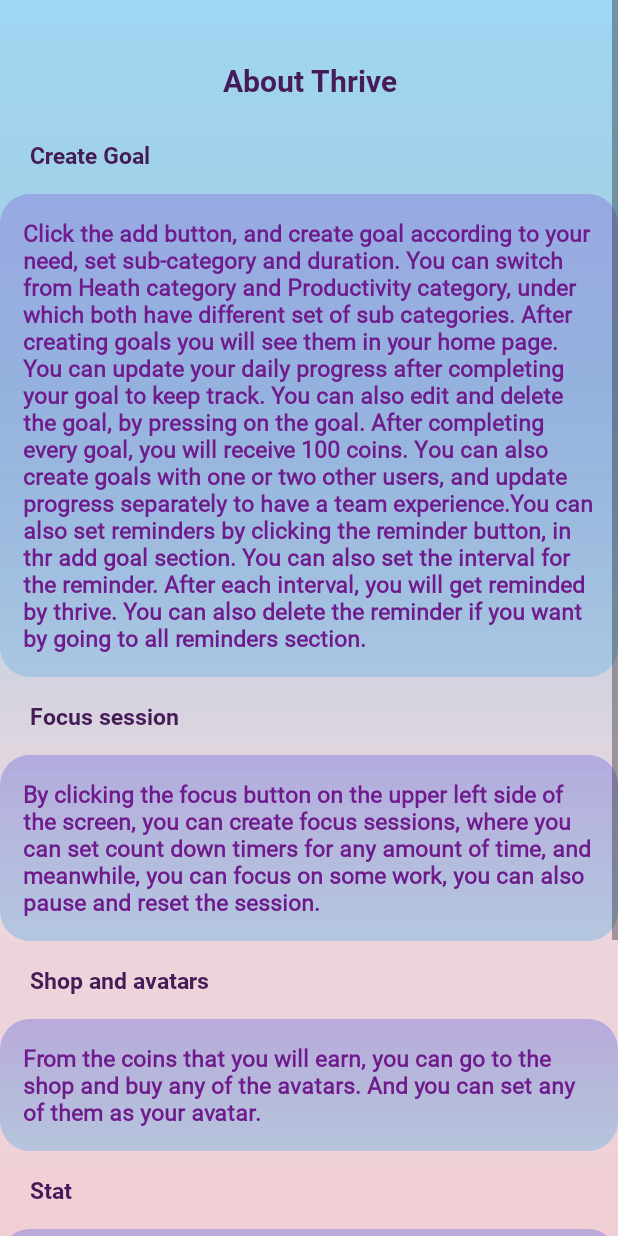
After one commit to Faria-Binte-Kader/Thrive, an Android app: the Help screen opened directly, with no data from a screen before it, on a phone screen of 412 x 824 dp. The commit adds this screen. Run offline under Robolectric (Android 15) with nearby library versions, the phone set to English and light mode, and no system bars.

Commit message:
Help updated

```diff
--- a/app/src/main/AndroidManifest.xml
+++ b/app/src/main/AndroidManifest.xml
@@ -16,7 +16,8 @@
         android:roundIcon="@drawable/logo"
         android:supportsRtl="true"
         android:theme="@style/Theme.Thrive">
-        <activity android:name=".TeamGoalProductivity"></activity>
+        <activity android:name=".Help"></activity>
+        <activity android:name=".TeamGoalProductivity" />
         <activity android:name=".TeamGoalHealth" />
         <activity android:name=".GoalView" />
         <activity android:name=".GoalsUpdate" />
--- /dev/null
+++ b/app/src/main/java/com/example/thrive/Help.java
@@ -0,0 +1,14 @@
+package com.example.thrive;
+
+import androidx.appcompat.app.AppCompatActivity;
+
+import android.os.Bundle;
+
+public class Help extends AppCompatActivity {
+
+    @Override
+    protected void onCreate(Bundle savedInstanceState) {
+        super.onCreate(savedInstanceState);
+        setContentView(R.layout.activity_help);
+    }
+}
--- a/app/src/main/java/com/example/thrive/MainActivity.java
+++ b/app/src/main/java/com/example/thrive/MainActivity.java
@@ -98,6 +98,10 @@
                         if (id == R.id.logout) {
                             startActivity(new Intent(getApplicationContext(), Logout.class));
                         }
+                        if (id == R.id.Help) {
+                            startActivity(new Intent(getApplicationContext(), Help.class));
+                        }
+
                         return true;
                     }
                 });
--- /dev/null
+++ b/app/src/main/res/layout/activity_help.xml
@@ -0,0 +1,149 @@
+<?xml version="1.0" encoding="utf-8"?>
+<ScrollView xmlns:android="http://schemas.android.com/apk/res/android"
+    xmlns:app="http://schemas.android.com/apk/res-auto"
+    xmlns:tools="http://schemas.android.com/tools"
+    android:layout_width="match_parent"
+    android:layout_height="match_parent"
+    android:background="@drawable/light_bg"
+    tools:context=".Help">
+
+    <LinearLayout
+        android:layout_width="match_parent"
+        android:layout_height="wrap_content"
+        android:orientation="vertical">
+
+        <TextView
+            android:layout_marginTop="30dp"
+            android:layout_width="match_parent"
+            android:layout_height="wrap_content"
+            android:text="About Thrive"
+            android:textStyle="bold"
+            android:textAlignment="center"
+            android:fontFamily="@font/roboto_bold"
+            android:textColor="@color/purple_700"
+            android:textSize="20sp"
+            android:padding="10dp"
+            />
+        <TextView
+            android:layout_marginTop="15dp"
+            android:layout_width="match_parent"
+            android:layout_height="wrap_content"
+            android:text="Create Goal"
+            android:textStyle="bold"
+            android:fontFamily="@font/roboto_bold"
+            android:textColor="@color/purple_700"
+            android:textSize="15sp"
+            android:paddingLeft="20dp"
+            />
+
+        <TextView
+            android:background="@drawable/buttonrounded"
+            android:layout_marginTop="15dp"
+            android:layout_width="match_parent"
+            android:layout_height="wrap_content"
+            android:text="@string/create_goal"
+            android:textStyle="bold"
+            android:fontFamily="@font/roboto_regular"
+            android:textColor="@color/purple_500"
+            android:textSize="15sp"
+            android:padding="15dp"
+            />
+        <TextView
+            android:layout_marginTop="15dp"
+            android:layout_width="match_parent"
+            android:layout_height="wrap_content"
+            android:text="Focus session"
+            android:textStyle="bold"
+            android:fontFamily="@font/roboto_bold"
+            android:textColor="@color/purple_700"
+            android:textSize="15sp"
+            android:paddingLeft="20dp"
+            />
+
+        <TextView
+            android:background="@drawable/buttonrounded"
+            android:layout_marginTop="15dp"
+            android:layout_width="match_parent"
+            android:layout_height="wrap_content"
+            android:text="@string/focus_session"
+            android:textStyle="bold"
+            android:fontFamily="@font/roboto_regular"
+            android:textColor="@color/purple_500"
+            android:textSize="15sp"
+            android:padding="15dp"
+            />
+        <TextView
+            android:layout_marginTop="15dp"
+            android:layout_width="match_parent"
+            android:layout_height="wrap_content"
+            android:text="Shop and avatars"
+            android:textStyle="bold"
+            android:fontFamily="@font/roboto_bold"
+            android:textColor="@color/purple_700"
+            android:textSize="15sp"
+            android:paddingLeft="20dp"
+            />
+
+        <TextView
+            android:background="@drawable/buttonrounded"
+            android:layout_marginTop="15dp"
+            android:layout_width="match_parent"
+            android:layout_height="wrap_content"
+            android:text="@string/shop"
+            android:textStyle="bold"
+            android:fontFamily="@font/roboto_regular"
+            android:textColor="@color/purple_500"
+            android:textSize="15sp"
+            android:padding="15dp"
+            />
+        <TextView
+            android:layout_marginTop="15dp"
+            android:layout_width="match_parent"
+            android:layout_height="wrap_content"
+            android:text="Stat"
+            android:textStyle="bold"
+            android:fontFamily="@font/roboto_bold"
+            android:textColor="@color/purple_700"
+            android:textSize="15sp"
+            android:paddingLeft="20dp"
+            />
+
+        <TextView
+            android:background="@drawable/buttonrounded"
+            android:layout_marginTop="15dp"
+            android:layout_width="match_parent"
+            android:layout_height="wrap_content"
+            android:text="@string/Stat"
+            android:textStyle="bold"
+            android:fontFamily="@font/roboto_regular"
+            android:textColor="@color/purple_500"
+            android:textSize="15sp"
+            android:padding="15dp"
+            />
+        <TextView
+            android:layout_marginTop="15dp"
+            android:layout_width="match_parent"
+            android:layout_height="wrap_content"
+            android:text="Friends"
+            android:textStyle="bold"
+            android:fontFamily="@font/roboto_bold"
+            android:textColor="@color/purple_700"
+            android:textSize="15sp"
+            android:paddingLeft="20dp"
+            />
+
+        <TextView
+            android:background="@drawable/buttonrounded"
+            android:layout_marginTop="15dp"
+            android:layout_width="match_parent"
+            android:layout_height="wrap_content"
+            android:text="@string/friends"
+            android:textStyle="bold"
+            android:fontFamily="@font/roboto_regular"
+            android:textColor="@color/purple_500"
+            android:textSize="15sp"
+            android:padding="15dp"
+            />
+    </LinearLayout>
+
+</ScrollView>
--- a/app/src/main/res/values/strings.xml
+++ b/app/src/main/res/values/strings.xml
@@ -1,5 +1,20 @@
 <resources>
     <string name="app_name">Thrive</string>
+    <string name="create_goal">Click the add button, and create goal according to your need, set sub-category and duration.
+    You can switch from Heath category and Productivity category, under which both have different set of sub categories. After creating goals
+    you will see them in your home page. You can update your daily progress after completing your goal to keep track. You can also edit and
+    delete the goal, by pressing on the goal. After completing every goal, you will receive 100 coins. You can also create goals with one or two
+    other users, and update progress separately to have a team experience.You can also set reminders by clicking the reminder button, in thr add goal
+    section. You can also set the interval for the reminder. After each interval, you will get reminded by thrive. You can also delete
+    the reminder if you want by going to all reminders section.</string>
+    <string name="focus_session">By clicking the focus button on the upper left side of the screen, you can create focus sessions, where you can set count down timers
+    for any amount of time, and meanwhile, you can focus on some work, you can also pause and reset the session.</string>
+    <string name="shop">From the coins that you will earn, you can go to the shop and buy any of the avatars. And you can set any of them
+    as your avatar. </string>
+    <string name="Stat">Statistics will show you your performance for your current and previous goals.</string>
+    <string name="friends">You can search for public goals and users by searching with category, sub-category or user name or goal name.
+    You can see the users public goals by clicking on their name, you can send friend request to them. They can either accept or reject it.
+    You can see notifications for this by clicking the notification button.</string>
     <string name="spinner_title">No Friend</string>
     <string-array name="searchByTypes">
         <item>Goal Category</item>
```
